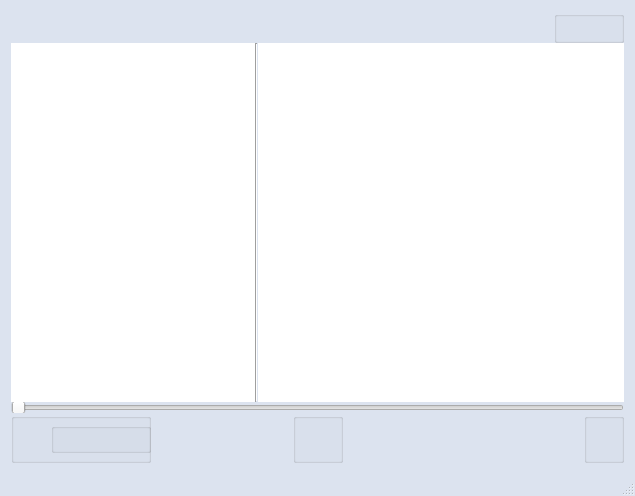
Before: the Qt Designer form mainwindow.ui in VictoriaOtm/Accord, drawn with Qt 5.
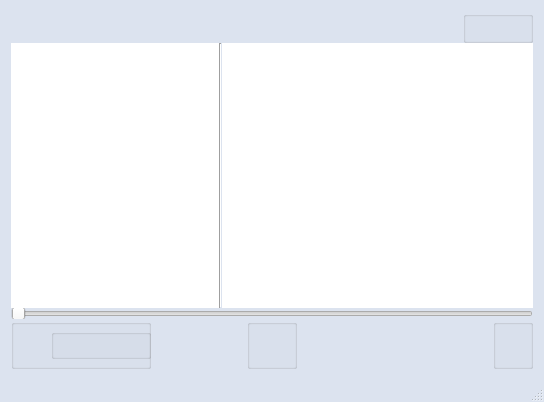
After: the same form once the commit is applied. Icons and pictures are not drawn.

Diff of the .ui file:
```diff
--- a/mainwindow.ui
+++ b/mainwindow.ui
@@ -9,8 +9,8 @@
    <rect>
     <x>0</x>
     <y>0</y>
-    <width>635</width>
-    <height>496</height>
+    <width>544</width>
+    <height>402</height>
    </rect>
   </property>
   <property name="maximumSize">
```
Left out of the diff: 2 changed lines with no effect on the pictures.
